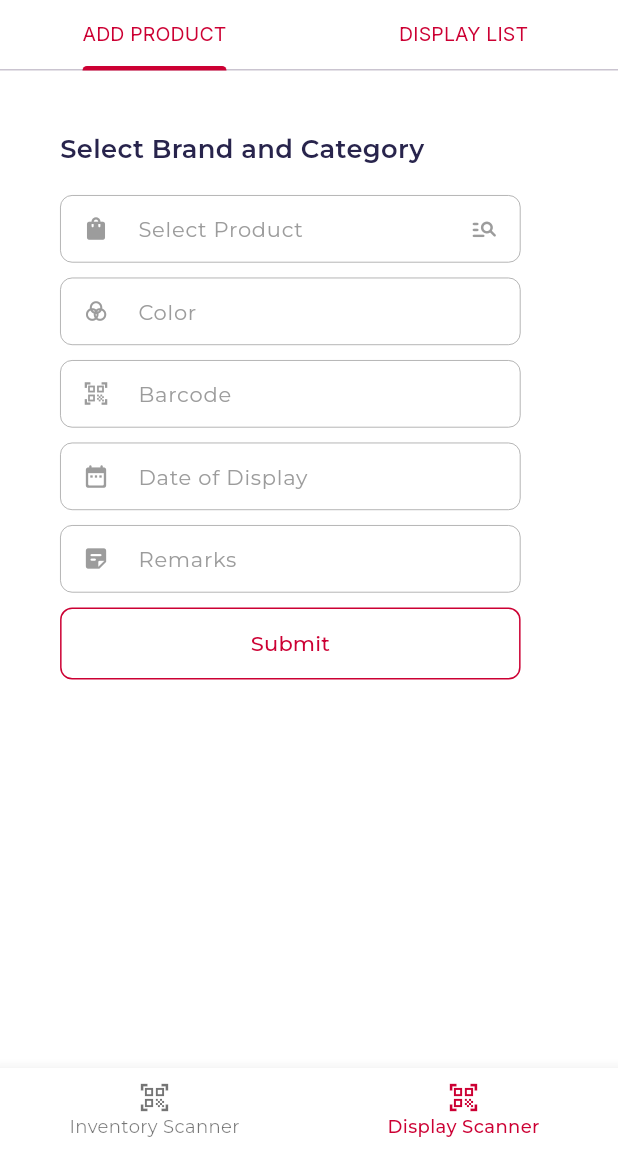
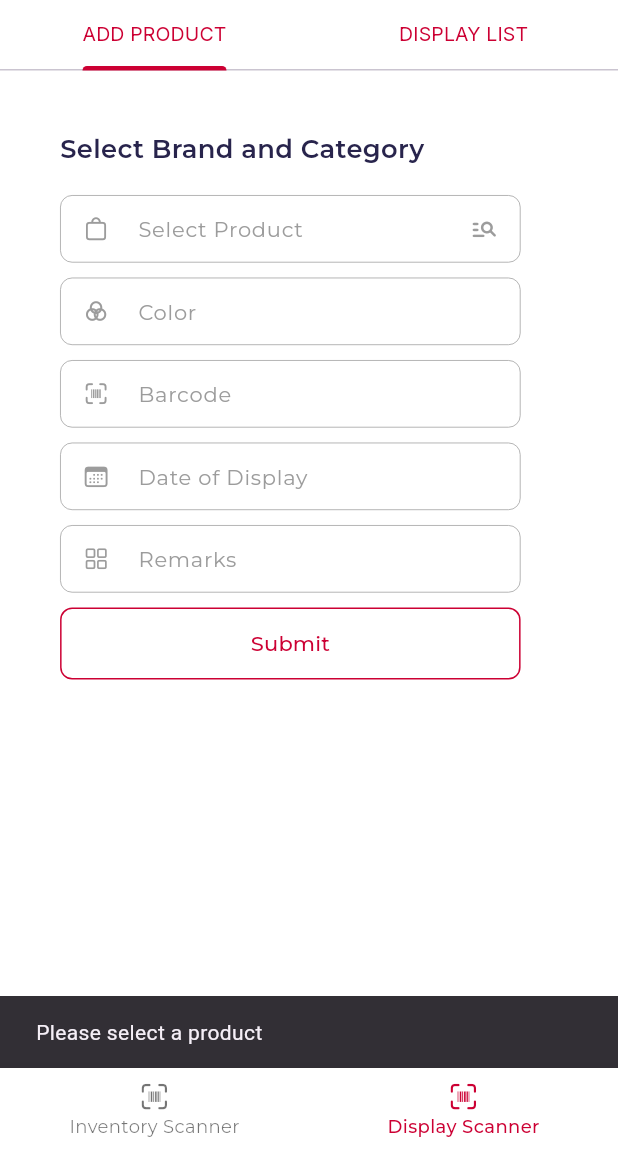
Before and after one commit to nithaparveen/pittappillil_crm, a Flutter app: the NavigationBarScreen screen opened directly, item 2 of the bottom bar chosen, after a tap on "Submit", on a phone screen of 412 x 824 dp, the part 84-1236 px from its top. Run offline on Flutter 3.47's test engine with Material 3 defaults, Android fonts, the phone set to English and light mode, and no system bars; our stand-ins replace flutter_screenutil, google_fonts, loading_animation_widget, shared_preferences, shimmer; missing offline and left inert: mobile_scanner; accounts and stored records are empty; network calls fail.

Commit message:
add product done

```diff
--- a/lib/presentation/bottom_navigation_screen/view/bottom_navigation_screen.dart
+++ b/lib/presentation/bottom_navigation_screen/view/bottom_navigation_screen.dart
@@ -1,3 +1,4 @@
+import 'package:flutter/cupertino.dart';
 import 'package:flutter/material.dart';
 import 'package:pittappillil_crm/core/constants/textstyles.dart';
 import 'package:pittappillil_crm/presentation/display_screen/view/display_screen.dart';
@@ -42,10 +43,10 @@ class _NavigationBarScreenState extends State<NavigationBarScreen> {
           return BottomNavigationBar(
             items: const [
               BottomNavigationBarItem(
-                  icon: Icon(Icons.qr_code_scanner_outlined),
+                  icon: Icon(CupertinoIcons.barcode_viewfinder),
                   label: "Inventory Scanner"),
               BottomNavigationBarItem(
-                icon: Icon(Icons.qr_code_scanner_outlined),
+                icon: Icon(CupertinoIcons.barcode_viewfinder),
                 label: "Display Scanner",
               ),
             ],
--- a/lib/presentation/display_screen/view/display_screen.dart
+++ b/lib/presentation/display_screen/view/display_screen.dart
@@ -29,7 +29,9 @@ class _DisplayScreenState extends State<DisplayScreen>
 
   @override
   Widget build(BuildContext context) {
-    return Scaffold(
+    return GestureDetector(
+      onTap: () => FocusScope.of(context).unfocus(),
+      child: Scaffold(
         backgroundColor: Colors.white,
         appBar: AppBar(
           backgroundColor: Colors.white,
@@ -78,6 +80,7 @@ class _DisplayScreenState extends State<DisplayScreen>
             DisplayListScreen(),
           ],
         ),
+      ),
     );
   }
 }
--- a/lib/presentation/display_screen/view/widgets/add_product_screen.dart
+++ b/lib/presentation/display_screen/view/widgets/add_product_screen.dart
@@ -7,6 +7,7 @@ import 'package:pittappillil_crm/core/constants/textstyles.dart';
 import 'package:pittappillil_crm/global_widgets/elevated_button.dart';
 import 'package:pittappillil_crm/global_widgets/textfield.dart';
 import 'package:pittappillil_crm/presentation/bar_code_scanning_screen/controller/scan_screen_controller.dart';
+import 'package:pittappillil_crm/presentation/display_screen/controller/product_screen_controller.dart';
 import 'package:provider/provider.dart';
 
 class AddProductScreen extends StatefulWidget {
@@ -21,7 +22,6 @@ class _AddProductScreenState extends State<AddProductScreen> {
   TextEditingController colorController = TextEditingController();
   TextEditingController dateController = TextEditingController();
   TextEditingController remarkController = TextEditingController();
-  TextEditingController searchController = TextEditingController();
 
   bool isListVisible = false;
   List<dynamic> filteredProductList = [];
@@ -32,7 +32,7 @@ class _AddProductScreenState extends State<AddProductScreen> {
     super.initState();
     WidgetsBinding.instance.addPostFrameCallback((_) {
       final controller = context.read<ScanScreenController>();
-      controller.fetchProducts("",context);
+      controller.fetchProducts("", context);
     });
   }
 
@@ -42,37 +42,13 @@ class _AddProductScreenState extends State<AddProductScreen> {
     colorController.dispose();
     dateController.dispose();
     remarkController.dispose();
-    searchController.dispose();
     super.dispose();
-  }
-
-  void searchProducts(String query) {
-    final controller = context.read<ScanScreenController>();
-    setState(() {
-      if (query.isEmpty) {
-        filteredProductList = [];
-        isListVisible = false;
-      } else {
-        filteredProductList = controller.productList
-            .where((product) =>
-                product.productName?.toLowerCase().contains(query.toLowerCase()) ?? false)
-            .toList();
-        isListVisible = true;
-      }
-    });
-  }
-
-  void selectProduct(dynamic product) {
-    setState(() {
-      selectedProduct = product;
-      searchController.text = product.productName ?? '';
-      isListVisible = false;
-    });
   }
 
   @override
   Widget build(BuildContext context) {
     ScreenUtil.init(context);
+    return Consumer<ProductScreenController>(builder: (context, controller, _) {
       return SingleChildScrollView(
         child: Padding(
           padding: const EdgeInsets.all(35.0).w,
@@ -82,7 +58,9 @@ class _AddProductScreenState extends State<AddProductScreen> {
               Text(
                 "Select Brand and Category",
                 style: GLTextStyles.montserratStyle(
-                  size: 15.sp, weight: FontWeight.w600, color: ColorTheme.pBlue),
+                    size: 15.sp,
+                    weight: FontWeight.w600,
+                    color: ColorTheme.pBlue),
               ),
               const SizedBox(height: 18),
               Column(
@@ -91,14 +69,16 @@ class _AddProductScreenState extends State<AddProductScreen> {
                     width: 307.0,
                     height: 45.0,
                     hintText: "Select Product",
-                  prefixIcon: const Icon(Icons.shopping_bag,
+                    prefixIcon: const Icon(CupertinoIcons.bag,
                         size: 18, color: Color(0xff9c9c9c)),
                     suffixIcon: const Icon(Icons.manage_search_rounded,
                         size: 19, color: Color(0xff9c9c9c)),
-                  controller: searchController,
-                  onChanged: searchProducts,
+                    controller: controller.searchController,
+                    onChanged: (value) {
+                      controller.fetchProducts(value, context);
+                    },
                   ),
-                if (isListVisible)
+                  if (controller.isListVisible)
                     Container(
                       width: 307.0,
                       constraints: const BoxConstraints(maxHeight: 180),
@@ -108,9 +88,9 @@ class _AddProductScreenState extends State<AddProductScreen> {
                       ),
                       child: ListView.builder(
                         shrinkWrap: true,
-                      itemCount: filteredProductList.length,
+                        itemCount: controller.filteredProductList.length,
                         itemBuilder: (context, index) {
-                        final product = filteredProductList[index];
+                          final product = controller.filteredProductList[index];
                           return ListTile(
                             title: Text(
                               product.productName ?? '',
@@ -128,7 +108,9 @@ class _AddProductScreenState extends State<AddProductScreen> {
                                 color: const Color(0xff9c9c9c),
                               ),
                             ),
-                          onTap: () => selectProduct(product),
+                            onTap: () {
+                              controller.selectProduct(product);
+                            },
                           );
                         },
                       ),
@@ -149,7 +131,7 @@ class _AddProductScreenState extends State<AddProductScreen> {
                 width: 307.0,
                 height: 45.0,
                 hintText: "Barcode",
-              prefixIcon: const Icon(Icons.qr_code_scanner_outlined,
+                prefixIcon: const Icon(CupertinoIcons.barcode_viewfinder,
                     size: 18, color: Color(0xff9c9c9c)),
                 readOnly: true,
                 controller: barCodeController,
@@ -166,7 +148,7 @@ class _AddProductScreenState extends State<AddProductScreen> {
                     height: 45.0,
                     hintText: "Date of Display",
                     prefixIcon: const Icon(
-                    Icons.date_range_rounded,
+                      CupertinoIcons.calendar,
                       size: 18,
                       color: Color(0xff9c9c9c),
                     ),
@@ -179,7 +161,7 @@ class _AddProductScreenState extends State<AddProductScreen> {
                 width: 307.0,
                 height: 45.0,
                 hintText: "Remarks",
-              prefixIcon: const Icon(Icons.sticky_note_2_rounded,
+                prefixIcon: const Icon(CupertinoIcons.square_grid_2x2,
                     size: 18, color: Color(0xff9c9c9c)),
                 controller: remarkController,
               ),
@@ -189,13 +171,34 @@ class _AddProductScreenState extends State<AddProductScreen> {
                   height: 48.0,
                   text: "Submit",
                   onPressed: () {
-                  // Handle submit logic here
+                    final selectedProductId = controller.productId;
+                    if (selectedProductId != null) {
+                      Provider.of<ProductScreenController>(context,
+                              listen: false)
+                          .storeData(
+                              remarkController.text.trim(),
+                              barCodeController.text.trim(),
+                              dateController.text.trim(),
+                              selectedProductId,
+                              colorController.text.trim(),
+                              context);
+                      remarkController.clear();
+                      barCodeController.clear();
+                      dateController.clear();
+                      colorController.clear();
+                    } else {
+                      ScaffoldMessenger.of(context).showSnackBar(
+                        const SnackBar(
+                            content: Text("Please select a product")),
+                      );
+                    }
                   },
                   backgroundColor: Colors.white)
             ],
           ),
         ),
       );
+    });
   }
 
   void openBarcodeScanner({required TextEditingController controller}) {
--- a/pubspec.yaml
+++ b/pubspec.yaml
@@ -45,6 +45,7 @@ dependencies:
   flutter_screenutil: ^5.9.3
   shimmer: ^3.0.0
   url_launcher: ^6.3.0
+  loading_animation_widget: ^1.3.0
 
 
 dev_dependencies:
```
Also changed, not shown: lib/presentation/bar_code_scanning_screen/view/bar_code_scanning_screen.dart (+6 -5 lines), lib/presentation/display_screen/controller/product_screen_controller.dart (+61 -5 lines), lib/presentation/display_screen/view/widgets/display_list_screen.dart (+6 -5 lines), lib/presentation/inventory_screen/view/widgets/inventory_list_screen_copy.dart (+23 -10 lines), lib/repository/api/display_screen/service/display_service.dart (added, +27 -0 lines), pubspec.lock. Lines whose indentation alone changed are shown as unchanged.
